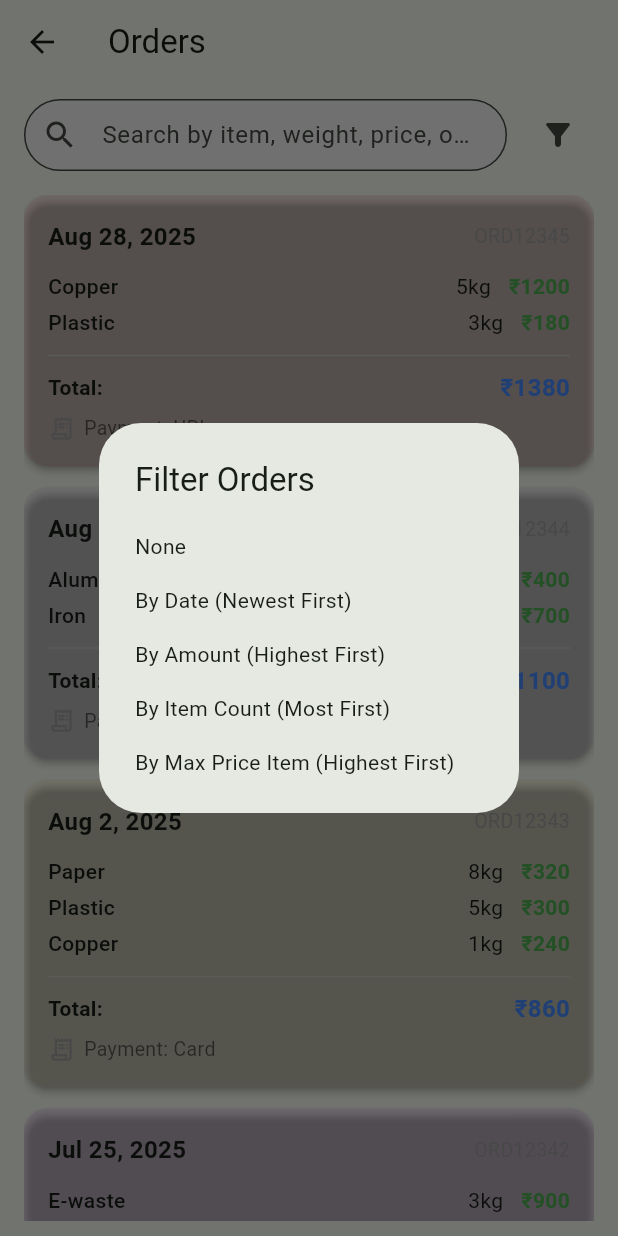
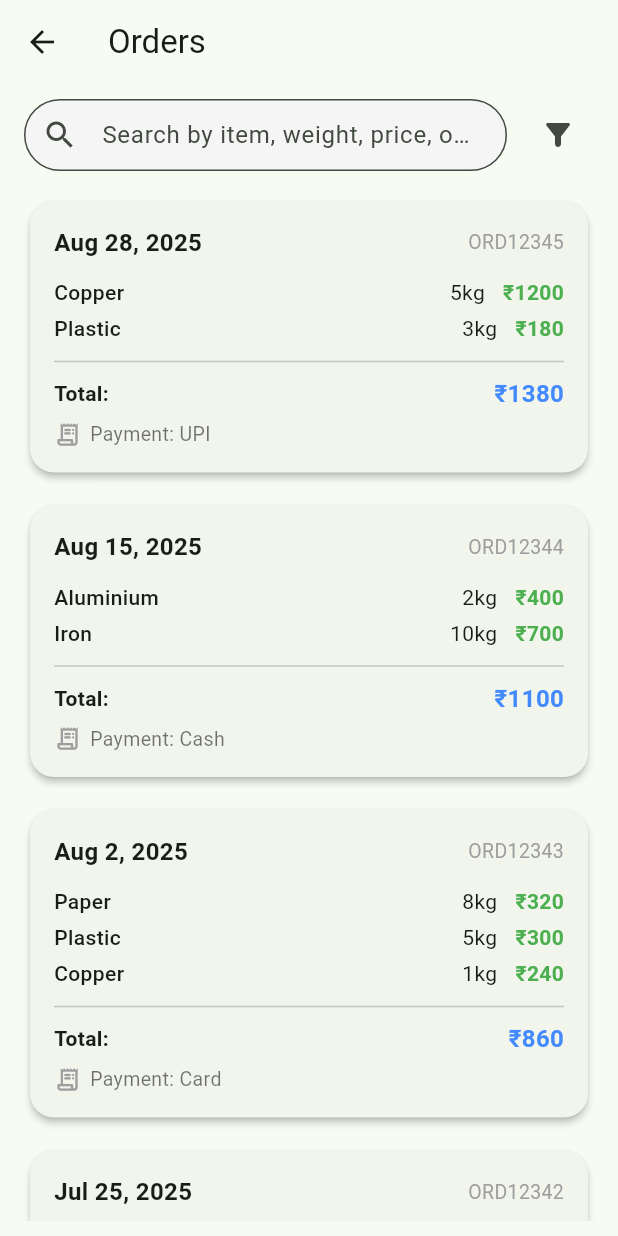
Before and after one commit to krishcantcode/dcrap, a Flutter app: the OrdersScreen screen opened directly, after a tap on the "filter alt" icon, on a phone screen of 412 x 824 dp. Run offline on Flutter 3.47's test engine with Material 3 defaults, Android fonts, the phone set to English and light mode, and no system bars; our stand-ins replace lottie.

Commit message:
refined orders page

```diff
--- a/lib/pages/explore_screen.dart
+++ b/lib/pages/explore_screen.dart
@@ -0,0 +1,15 @@
+import 'package:flutter/material.dart';
+
+class ExploreScreen extends StatelessWidget {
+  const ExploreScreen({super.key});
+
+  @override
+  Widget build(BuildContext context) {
+    return Scaffold(
+      appBar: AppBar(title: const Text('Explore')),
+      body: Center(
+        child: Text('Explore More Content Here!'),
+      ),
+    );
+  }
+}
--- a/lib/pages/orders_screen.dart
+++ b/lib/pages/orders_screen.dart
@@ -7,12 +7,9 @@ class OrdersScreen extends StatefulWidget {
   State<OrdersScreen> createState() => _OrdersScreenState();
 }
 
-enum OrderFilterType { none, date, amount, item, price }
-
 class _OrdersScreenState extends State<OrdersScreen> {
   final TextEditingController _searchController = TextEditingController();
   String _searchText = '';
-  OrderFilterType _filterType = OrderFilterType.none;
 
   final List<Map<String, dynamic>> orders = [
     {
@@ -68,18 +65,17 @@ class _OrdersScreenState extends State<OrdersScreen> {
   ];
 
   List<Map<String, dynamic>> get filteredOrders {
-    List<Map<String, dynamic>> filtered = orders;
+    if (_searchText.isEmpty) return orders;
     final query = _searchText.toLowerCase();
-
-    // Search logic
-    if (_searchText.isNotEmpty) {
-      filtered = filtered.where((order) {
+    return orders.where((order) {
+      // Search in date, total, payment, id
       if (order['date'].toString().toLowerCase().contains(query) ||
           order['total'].toString().toLowerCase().contains(query) ||
           order['payment'].toString().toLowerCase().contains(query) ||
           order['id'].toString().toLowerCase().contains(query)) {
         return true;
       }
+      // Search in items
       for (final item in order['items'] as List) {
         if (item['name'].toString().toLowerCase().contains(query) ||
             item['weight'].toString().toLowerCase().contains(query) ||
@@ -89,124 +85,6 @@ class _OrdersScreenState extends State<OrdersScreen> {
       }
       return false;
     }).toList();
-    }
-
-    // Filter logic
-    switch (_filterType) {
-      case OrderFilterType.date:
-        filtered.sort((a, b) => b['date'].compareTo(a['date']));
-        break;
-      case OrderFilterType.amount:
-        filtered.sort((a, b) {
-          int totalA = int.tryParse(a['total'].toString().replaceAll(RegExp(r'[^\d]'), '')) ?? 0;
-          int totalB = int.tryParse(b['total'].toString().replaceAll(RegExp(r'[^\d]'), '')) ?? 0;
-          return totalB.compareTo(totalA);
-        });
-        break;
-      case OrderFilterType.item:
-        filtered.sort((a, b) => (b['items'] as List).length.compareTo((a['items'] as List).length));
-        break;
-      case OrderFilterType.price:
-        filtered.sort((a, b) {
-          int maxA = (a['items'] as List)
-              .map((item) => int.tryParse(item['price'].toString().replaceAll(RegExp(r'[^\d]'), '')) ?? 0)
-              .fold(0, (prev, curr) => curr > prev ? curr : prev);
-          int maxB = (b['items'] as List)
-              .map((item) => int.tryParse(item['price'].toString().replaceAll(RegExp(r'[^\d]'), '')) ?? 0)
-              .fold(0, (prev, curr) => curr > prev ? curr : prev);
-          return maxB.compareTo(maxA);
-        });
-        break;
-      case OrderFilterType.none:
-        break;
-    }
-    return filtered;
-  }
-
-  void _showFilterDialog() async {
-    final selected = await showDialog<OrderFilterType>(
-      context: context,
-      builder: (context) {
-        return SimpleDialog(
-          title: const Text('Filter Orders'),
-          children: [
-            SimpleDialogOption(
-              child: const Text('None'),
-              onPressed: () => Navigator.pop(context, OrderFilterType.none),
-            ),
-            SimpleDialogOption(
-              child: const Text('By Date (Newest First)'),
-              onPressed: () => Navigator.pop(context, OrderFilterType.date),
-            ),
-            SimpleDialogOption(
-              child: const Text('By Amount (Highest First)'),
-              onPressed: () => Navigator.pop(context, OrderFilterType.amount),
-            ),
-            SimpleDialogOption(
-              child: const Text('By Item Count (Most First)'),
-              onPressed: () => Navigator.pop(context, OrderFilterType.item),
-            ),
-            SimpleDialogOption(
-              child: const Text('By Max Price Item (Highest First)'),
-              onPressed: () => Navigator.pop(context, OrderFilterType.price),
-            ),
-          ],
-        );
-      },
-    );
-
-    if (selected != null) {
-      setState(() {
-        _filterType = selected;
-      });
-    }
-  }
-
-  Color _getItemColor(String item) {
-    switch (item.toLowerCase()) {
-      case 'copper':
-        return const Color(0xFFFBE9E7); // very light copper
-      case 'plastic':
-        return const Color(0xFFE3F2FD); // very light blue
-      case 'aluminium':
-        return const Color(0xFFF1F8E9); // very light green
-      case 'iron':
-        return const Color(0xFFF5F5F5); // very light grey
-      case 'paper':
-        return const Color(0xFFFFFDE7); // very light yellow
-      case 'e-waste':
-        return const Color(0xFFF3E5F5); // very light purple
-      case 'glass':
-        return const Color(0xFFE1F5FE); // very light blue
-      case 'steel':
-        return const Color(0xFFECEFF1); // very light steel
-      case 'cardboard':
-        return const Color(0xFFFFF8E1); // very light brown
-      default:
-        return Colors.white;
-    }
-  }
-
-  Color _getDominantItemColor(List items) {
-    if (items.isEmpty) return Colors.white;
-    // Find item with max price (remove ₹ and parse as int)
-    items.sort((a, b) {
-      int priceA = int.tryParse(a['price'].toString().replaceAll(RegExp(r'[^\d]'), '')) ?? 0;
-      int priceB = int.tryParse(b['price'].toString().replaceAll(RegExp(r'[^\d]'), '')) ?? 0;
-      return priceB.compareTo(priceA);
-    });
-    return _getItemColor(items.first['name']);
-  }
-
-  Widget _buildOrderBackground(List items, Widget child) {
-    final color = _getDominantItemColor(items);
-    return Container(
-      decoration: BoxDecoration(
-        color: color,
-        borderRadius: BorderRadius.circular(16),
-      ),
-      child: child,
-    );
   }
 
   @override
@@ -246,7 +124,7 @@ class _OrdersScreenState extends State<OrdersScreen> {
                 IconButton(
                   icon: const Icon(Icons.filter_alt_rounded),
                   onPressed: () {
-                    _showFilterDialog();
+                    // TODO: Implement filter logic
                   },
                 ),
               ],
@@ -258,14 +136,9 @@ class _OrdersScreenState extends State<OrdersScreen> {
                 separatorBuilder: (_, __) => const SizedBox(height: 14),
                 itemBuilder: (context, index) {
                   final order = filteredOrders[index];
-                  final items = order['items'] as List;
-                  return _buildOrderBackground(
-                    items,
-                    Card(
+                  return Card(
                     shape: RoundedRectangleBorder(borderRadius: BorderRadius.circular(16)),
                     elevation: 2,
-                      color: Colors.transparent,
-                      margin: EdgeInsets.zero,
                     child: Padding(
                       padding: const EdgeInsets.all(16),
                       child: Column(
@@ -291,21 +164,21 @@ class _OrdersScreenState extends State<OrdersScreen> {
                             ],
                           ),
                           const SizedBox(height: 10),
-                            ...List.generate(items.length, (i) {
-                              final item = items[i];
+                          ...List.generate(((order['items'] as List?)?.length ?? 0), (i) {
+                            final item = (order['items'] as List?)?[i];
                             return Padding(
                               padding: const EdgeInsets.symmetric(vertical: 2),
                               child: Row(
                                 children: [
                                   Text(
-                                      item['name'] ?? '',
+                                    item?['name'] ?? '',
                                     style: const TextStyle(fontWeight: FontWeight.w500),
                                   ),
                                   const Spacer(),
-                                    Text(item['weight'] ?? ''),
+                                  Text(item?['weight'] ?? ''),
                                   const SizedBox(width: 12),
                                   Text(
-                                      item['price'] ?? '',
+                                    item?['price'] ?? '',
                                     style: const TextStyle(color: Colors.green, fontWeight: FontWeight.w600),
                                   ),
                                 ],
@@ -344,7 +217,6 @@ class _OrdersScreenState extends State<OrdersScreen> {
                         ],
                       ),
                     ),
-                    ),
                   );
                 },
               ),
--- a/lib/pages/vip_progress_page.dart
+++ b/lib/pages/vip_progress_page.dart
@@ -1,3 +1,4 @@
+import 'package:dcrap/pages/explore_screen.dart';
 import 'package:dcrap/pages/orders_screen.dart';
 import 'package:flutter/material.dart';
 
@@ -137,7 +138,9 @@ class VipProgressPage extends StatelessWidget {
                               ),
                               const SizedBox(height: 12),
                               FilledButton(
-                                onPressed: () {},
+                                onPressed: () {
+                                  Navigator.of(context).push(MaterialPageRoute(builder: (_) => const ExploreScreen()));
+                                },
                                 child: const Text('Explore More...'),
                               ),
                             ],
```
Lines whose indentation alone changed are shown as unchanged.
